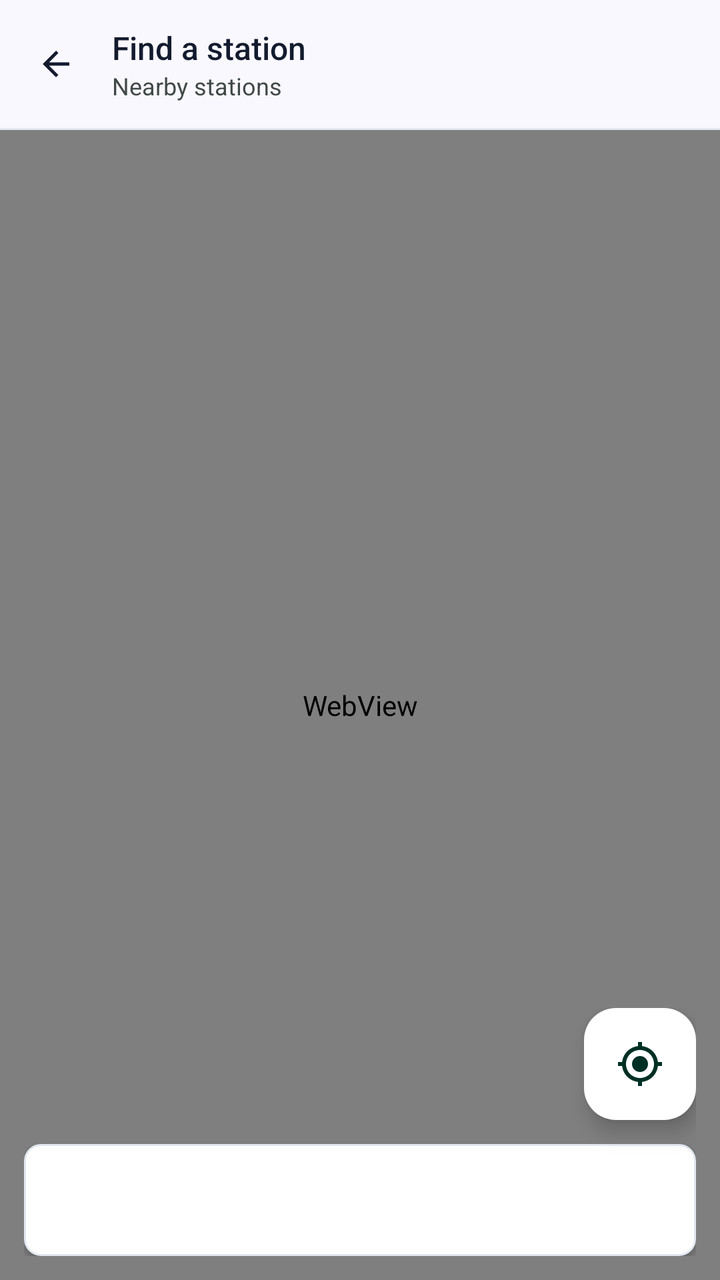
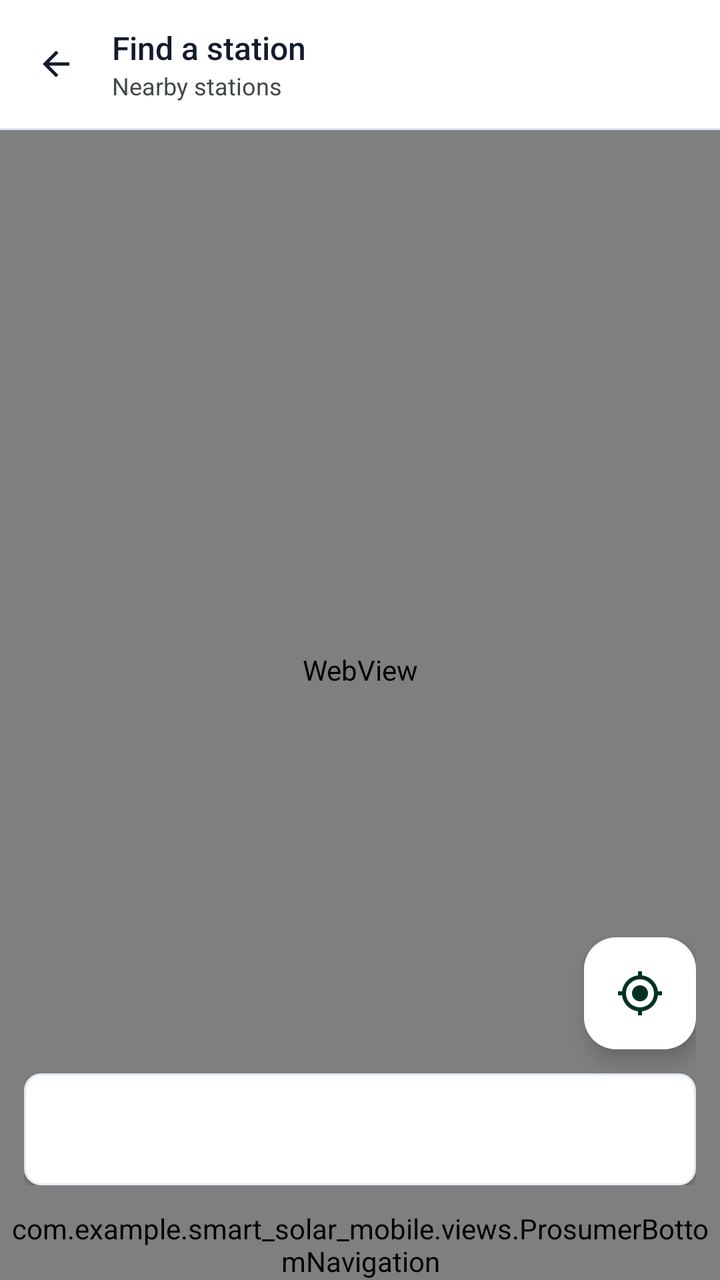

An Android layout rendered at two revisions. The XML below is the earlier revision; the diff shows what the commit changed to produce the second picture.
<!-- AndroidManifest.xml: application theme Theme.Smart_solar_mobile -->
<!-- res/layout/activity_station_map.xml -->
<?xml version="1.0" encoding="utf-8"?>
<LinearLayout xmlns:android="http://schemas.android.com/apk/res/android"
    xmlns:app="http://schemas.android.com/apk/res-auto"
    android:id="@+id/mapRoot"
    android:layout_width="match_parent"
    android:layout_height="match_parent"
    android:orientation="vertical">

    
    <LinearLayout
        android:layout_width="match_parent"
        android:layout_height="64dp"
        android:gravity="center_vertical"
        android:orientation="horizontal"
        android:paddingStart="4dp"
        android:paddingEnd="16dp">

        <com.google.android.material.button.MaterialButton
            android:id="@+id/backButton"
            style="@style/Widget.Material3.Button.IconButton"
            android:layout_width="wrap_content"
            android:layout_height="wrap_content"
            android:contentDescription="@string/back"
            app:icon="@drawable/ic_arrow_back"
            app:iconTint="@color/on_surface" />

        <LinearLayout
            android:layout_width="0dp"
            android:layout_height="wrap_content"
            android:layout_marginStart="4dp"
            android:layout_weight="1"
            android:orientation="vertical">

            <TextView
                android:layout_width="match_parent"
                android:layout_height="wrap_content"
                android:fontFamily="sans-serif-medium"
                android:text="@string/find_station"
                android:textColor="@color/on_surface"
                android:textSize="16sp" />

            <TextView
                android:layout_width="match_parent"
                android:layout_height="wrap_content"
                android:text="@string/nearby_stations"
                android:textColor="@color/on_surface_variant"
                android:textSize="12sp" />
        </LinearLayout>
    </LinearLayout>

    <View
        android:layout_width="match_parent"
        android:layout_height="1dp"
        android:background="@color/border_slate" />

    <FrameLayout
        android:layout_width="match_parent"
        android:layout_height="0dp"
        android:layout_weight="1">

        
        <WebView
            android:id="@+id/mapWebView"
            android:layout_width="match_parent"
            android:layout_height="match_parent" />

        
        <HorizontalScrollView
            android:id="@+id/radiusScroll"
            android:layout_width="match_parent"
            android:layout_height="wrap_content"
            android:layout_gravity="top"
            android:clipToPadding="false"
            android:paddingStart="12dp"
            android:paddingTop="8dp"
            android:paddingEnd="12dp"
            android:scrollbars="none">

            <com.google.android.material.chip.ChipGroup
                android:id="@+id/radiusChips"
                android:layout_width="wrap_content"
                android:layout_height="wrap_content"
                app:selectionRequired="true"
                app:singleLine="true"
                app:singleSelection="true" />
        </HorizontalScrollView>

        
        <LinearLayout
            android:id="@+id/bottomOverlay"
            android:layout_width="match_parent"
            android:layout_height="wrap_content"
            android:layout_gravity="bottom"
            android:orientation="vertical"
            android:padding="12dp">

            <com.google.android.material.floatingactionbutton.FloatingActionButton
                android:id="@+id/myLocationButton"
                android:layout_width="wrap_content"
                android:layout_height="wrap_content"
                android:layout_gravity="end"
                android:layout_marginBottom="12dp"
                android:contentDescription="@string/my_location"
                app:backgroundTint="@color/surface_container_lowest"
                app:fabSize="mini"
                app:srcCompat="@drawable/ic_my_location"
                app:tint="@color/primary" />

            <LinearLayout
                android:layout_width="match_parent"
                android:layout_height="wrap_content"
                android:background="@drawable/bg_card"
                android:elevation="2dp"
                android:orientation="vertical"
                android:paddingStart="12dp"
                android:paddingTop="10dp"
                android:paddingEnd="4dp"
                android:paddingBottom="10dp">

                <com.google.android.material.progressindicator.LinearProgressIndicator
                    android:id="@+id/statusProgress"
                    android:layout_width="match_parent"
                    android:layout_height="wrap_content"
                    android:layout_marginEnd="8dp"
                    android:layout_marginBottom="8dp"
                    android:indeterminate="true"
                    android:visibility="gone"
                    app:indicatorColor="@color/secondary"
                    app:trackColor="@color/surface_container" />

                <LinearLayout
                    android:layout_width="match_parent"
                    android:layout_height="wrap_content"
                    android:gravity="center_vertical"
                    android:minHeight="36dp"
                    android:orientation="horizontal">

                    <TextView
                        android:id="@+id/statusText"
                        android:layout_width="0dp"
                        android:layout_height="wrap_content"
                        android:layout_weight="1"
                        android:accessibilityLiveRegion="polite"
                        android:textColor="@color/on_surface"
                        android:textSize="13sp" />

                    <com.google.android.material.button.MaterialButton
                        android:id="@+id/statusActionButton"
                        style="@style/Widget.Material3.Button.TextButton"
                        android:layout_width="wrap_content"
                        android:layout_height="wrap_content"
                        android:textColor="@color/primary"
                        android:visibility="gone" />
                </LinearLayout>
            </LinearLayout>
        </LinearLayout>
    </FrameLayout>
</LinearLayout>
<!-- resources referenced by this layout -->
<resources>
  <color name="border_slate">#E2E8F0</color>
  <color name="on_surface">#131B2E</color>
  <color name="on_surface_variant">#404945</color>
  <color name="primary">#003025</color>
  <color name="secondary">#006C4A</color>
  <color name="surface_container">#EAEDFF</color>
  <color name="surface_container_lowest">#FFFFFF</color>
  <!-- drawable bg_card (drawable) -->
  <?xml version="1.0" encoding="utf-8"?>
  <shape xmlns:android="http://schemas.android.com/apk/res/android" android:shape="rectangle">
      <solid android:color="@color/surface_container_lowest" />
      <corners android:radius="8dp" />
      <stroke android:width="1dp" android:color="@color/border_slate" />
  </shape>
  <!-- drawable ic_arrow_back (drawable) -->
  <vector xmlns:android="http://schemas.android.com/apk/res/android"
      android:width="24dp"
      android:height="24dp"
      android:autoMirrored="true"
      android:viewportWidth="24"
      android:viewportHeight="24">
      <path
          android:fillColor="@android:color/black"
          android:pathData="M20,11H7.83l5.59,-5.59L12,4l-8,8 8,8 1.41,-1.41L7.83,13H20v-2z" />
  </vector>
  <!-- drawable ic_my_location (drawable) -->
  <vector xmlns:android="http://schemas.android.com/apk/res/android"
      android:width="24dp"
      android:height="24dp"
      android:viewportWidth="24"
      android:viewportHeight="24">
      <path
          android:fillColor="@android:color/black"
          android:pathData="M12,8c-2.21,0 -4,1.79 -4,4s1.79,4 4,4 4,-1.79 4,-4 -1.79,-4 -4,-4zM20.94,11c-0.46,-4.17 -3.77,-7.48 -7.94,-7.94L13,1h-2v2.06C6.83,3.52 3.52,6.83 3.06,11L1,11v2h2.06c0.46,4.17 3.77,7.48 7.94,7.94L11,23h2v-2.06c4.17,-0.46 7.48,-3.77 7.94,-7.94L23,13v-2h-2.06zM12,19c-3.87,0 -7,-3.13 -7,-7s3.13,-7 7,-7 7,3.13 7,7 -3.13,7 -7,7z" />
  </vector>
  <string name="back">Back</string>
  <string name="find_station">Find a station</string>
  <string name="my_location">My location</string>
  <string name="nearby_stations">Nearby stations</string>
  <style name="Theme.Smart_solar_mobile" parent="Base.Theme.Smart_solar_mobile">
          <item name="colorPrimary">@color/primary</item>
          <item name="colorOnPrimary">@color/on_primary</item>
          <item name="colorPrimaryContainer">@color/primary_container</item>
          <item name="colorSecondary">@color/secondary</item>
          <item name="colorError">@color/alert_danger</item>
          <item name="colorSurface">@color/surface</item>
          <item name="colorOnSurface">@color/on_surface</item>
          <item name="colorOnSurfaceVariant">@color/on_surface_variant</item>
          <item name="colorOutline">@color/outline</item>
          <item name="android:colorBackground">@color/surface</item>
          <item name="android:windowBackground">@color/surface</item>
      </style>
  <style name="Base.Theme.Smart_solar_mobile" parent="Theme.Material3.Light.NoActionBar" />
  <color name="on_primary">#FFFFFF</color>
  <color name="primary_container">#044839</color>
  <color name="alert_danger">#720613</color>
  <color name="surface">#FAF8FF</color>
  <color name="outline">#707975</color>
</resources>

<!-- the commit's change to res/layout/activity_station_map.xml (unified diff, before → after) -->
@@ -4,6 +4,7 @@
     android:id="@+id/mapRoot"
     android:layout_width="match_parent"
     android:layout_height="match_parent"
+    android:background="@color/surface_container_lowest"
     android:orientation="vertical">
 
     
@@ -56,7 +57,8 @@
     <FrameLayout
         android:layout_width="match_parent"
         android:layout_height="0dp"
-        android:layout_weight="1">
+        android:layout_weight="1"
+        android:background="@color/surface">
 
         
         <WebView
@@ -155,4 +157,9 @@
             </LinearLayout>
         </LinearLayout>
     </FrameLayout>
+
+    <com.example.smart_solar_mobile.views.ProsumerBottomNavigation
+        android:id="@+id/prosumerBottomNavigation"
+        android:layout_width="match_parent"
+        android:layout_height="wrap_content" />
 </LinearLayout>
